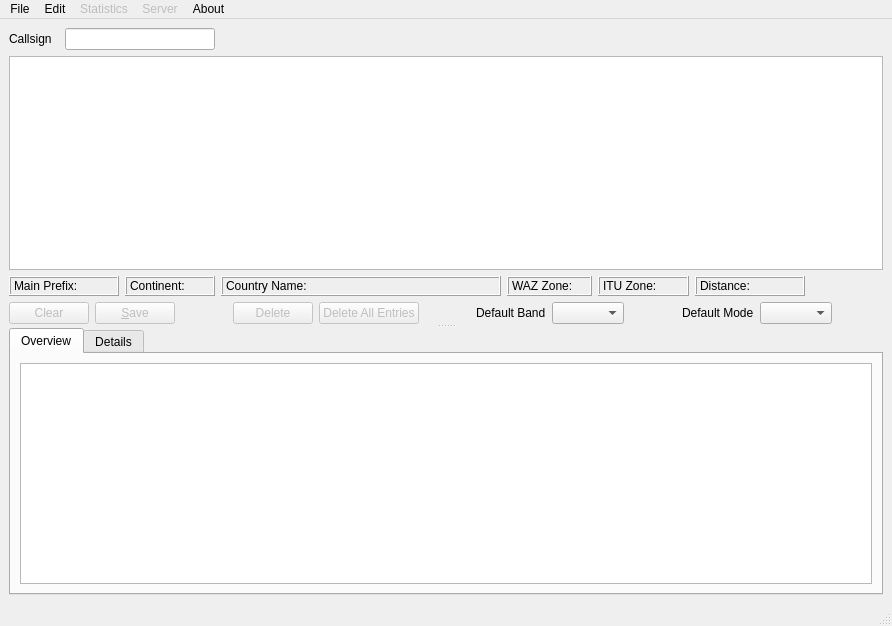
The window that src/gui/linlogbook.ui (dl1ksv/linlogbook) describes before a commit, drawn with Qt 5.
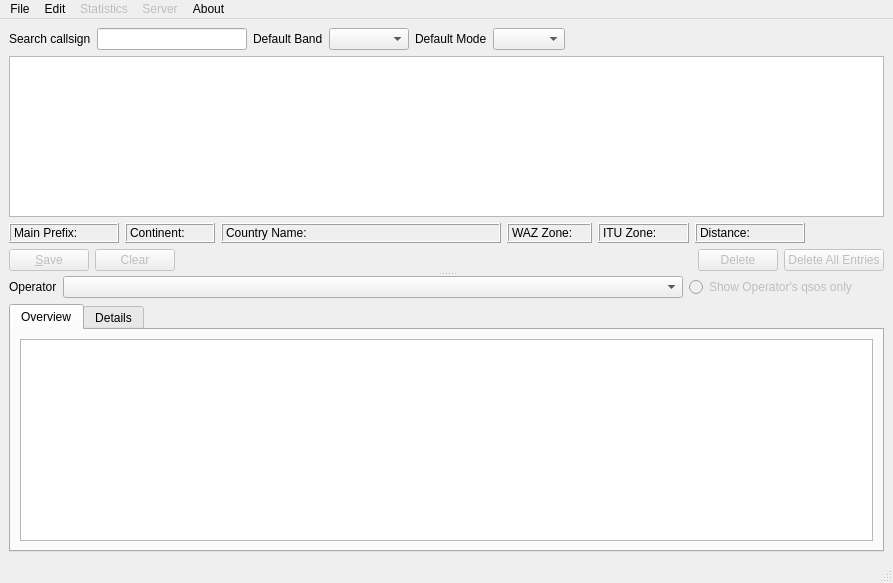
The same window after the commit. Icons and pictures are not drawn. Custom widgets are drawn as their Qt base class.

Commit message: Enabling different operators

What changed in the file:
```diff
--- a/src/gui/linlogbook.ui
+++ b/src/gui/linlogbook.ui
@@ -7,8 +7,8 @@
    <rect>
     <x>0</x>
     <y>0</y>
-    <width>892</width>
-    <height>626</height>
+    <width>893</width>
+    <height>583</height>
    </rect>
   </property>
   <property name="sizePolicy">
@@ -56,16 +56,34 @@
    <layout class="QGridLayout" name="gridLayout">
     <item row="0" column="0">
      <widget class="QSplitter" name="splitter">
+      <property name="cursor">
+       <cursorShape>ArrowCursor</cursorShape>
+      </property>
+      <property name="frameShape">
+       <enum>QFrame::NoFrame</enum>
+      </property>
+      <property name="frameShadow">
+       <enum>QFrame::Plain</enum>
+      </property>
+      <property name="lineWidth">
+       <number>1</number>
+      </property>
+      <property name="midLineWidth">
+       <number>0</number>
+      </property>
       <property name="orientation">
        <enum>Qt::Vertical</enum>
       </property>
+      <property name="handleWidth">
+       <number>5</number>
+      </property>
       <property name="childrenCollapsible">
        <bool>false</bool>
       </property>
       <widget class="QWidget" name="layoutWidget">
        <layout class="QVBoxLayout" name="verticalLayout_2">
         <item>
-         <layout class="QHBoxLayout">
+         <layout class="QHBoxLayout" name="horizontalLayout_2">
           <item>
            <widget class="QLabel" name="label">
             <property name="sizePolicy">
@@ -81,7 +99,7 @@
              </size>
             </property>
             <property name="text">
-             <string>Callsign</string>
+             <string>Search callsign</string>
             </property>
             <property name="textFormat">
              <enum>Qt::PlainText</enum>
@@ -102,6 +120,12 @@
           </item>
           <item>
            <widget class="QLineEdit" name="findCallsign">
+            <property name="minimumSize">
+             <size>
+              <width>100</width>
+              <height>0</height>
+             </size>
+            </property>
             <property name="maximumSize">
              <size>
               <width>150</width>
@@ -110,6 +134,48 @@
             </property>
            </widget>
           </item>
+          <item>
+           <widget class="QLabel" name="label_2">
+            <property name="sizePolicy">
+             <sizepolicy hsizetype="Minimum" vsizetype="Fixed">
+              <horstretch>0</horstretch>
+              <verstretch>0</verstretch>
+             </sizepolicy>
+            </property>
+            <property name="text">
+             <string>Default Band</string>
+            </property>
+           </widget>
+          </item>
+          <item>
+           <widget class="QComboBox" name="defaultBand">
+            <property name="minimumSize">
+             <size>
+              <width>80</width>
+              <height>0</height>
+             </size>
+            </property>
+            <property name="sizeAdjustPolicy">
+             <enum>QComboBox::AdjustToMinimumContentsLength</enum>
+            </property>
+           </widget>
+          </item>
+          <item>
+           <widget class="QLabel" name="label_3">
+            <property name="sizePolicy">
+             <sizepolicy hsizetype="Minimum" vsizetype="Fixed">
+              <horstretch>0</horstretch>
+              <verstretch>0</verstretch>
+             </sizepolicy>
+            </property>
+            <property name="text">
+             <string>Default Mode</string>
+            </property>
+           </widget>
+          </item>
+          <item>
+           <widget class="QComboBox" name="defaultMode"/>
+          </item>
           <item>
            <spacer>
             <property name="orientation">
@@ -117,7 +183,7 @@
             </property>
             <property name="sizeHint" stdset="0">
              <size>
-              <width>451</width>
+              <width>13</width>
               <height>20</height>
              </size>
             </property>
@@ -307,40 +373,6 @@
         </item>
         <item>
          <layout class="QHBoxLayout" name="horizontalLayout">
-          <item>
-           <widget class="QPushButton" name="clearRecord">
-            <property name="enabled">
-             <bool>false</bool>
-            </property>
-            <property name="sizePolicy">
-             <sizepolicy hsizetype="Preferred" vsizetype="Fixed">
-              <horstretch>0</horstretch>
-              <verstretch>0</verstretch>
-             </sizepolicy>
-            </property>
-            <property name="minimumSize">
-             <size>
-              <width>40</width>
-              <height>20</height>
-             </size>
-            </property>
-            <property name="sizeIncrement">
-             <size>
-              <width>0</width>
-              <height>0</height>
-             </size>
-            </property>
-            <property name="baseSize">
-             <size>
-              <width>40</width>
-              <height>20</height>
-             </size>
-            </property>
-            <property name="text">
-             <string>Clear</string>
-            </property>
-           </widget>
-          </item>
           <item>
            <widget class="QPushButton" name="saveRecord">
             <property name="enabled">
@@ -384,6 +416,40 @@
             </property>
            </widget>
           </item>
+          <item>
+           <widget class="QPushButton" name="clearRecord">
+            <property name="enabled">
+             <bool>false</bool>
+            </property>
+            <property name="sizePolicy">
+             <sizepolicy hsizetype="Preferred" vsizetype="Fixed">
+              <horstretch>0</horstretch>
+              <verstretch>0</verstretch>
+             </sizepolicy>
+            </property>
+            <property name="minimumSize">
+             <size>
+              <width>40</width>
+              <height>20</height>
+             </size>
+            </property>
+            <property name="sizeIncrement">
+             <size>
+              <width>0</width>
+              <height>0</height>
+             </size>
+            </property>
+            <property name="baseSize">
+             <size>
+              <width>40</width>
+              <height>20</height>
+             </size>
+            </property>
+            <property name="text">
+             <string>Clear</string>
+            </property>
+           </widget>
+          </item>
           <item>
            <spacer>
             <property name="orientation">
@@ -447,72 +513,61 @@
             </property>
            </widget>
           </item>
-          <item>
-           <spacer>
-            <property name="orientation">
-             <enum>Qt::Horizontal</enum>
-            </property>
-            <property name="sizeHint" stdset="0">
-             <size>
-              <width>30</width>
-              <height>20</height>
-             </size>
-            </property>
-           </spacer>
-          </item>
+         </layout>
+        </item>
+       </layout>
+      </widget>
+      <widget class="QWidget" name="layoutWidget">
+       <layout class="QVBoxLayout" name="verticalLayout_3">
           <item>
-           <widget class="QLabel" name="label_2">
-            <property name="sizePolicy">
-             <sizepolicy hsizetype="MinimumExpanding" vsizetype="Fixed">
-              <horstretch>0</horstretch>
-              <verstretch>0</verstretch>
-             </sizepolicy>
-            </property>
+         <layout class="QHBoxLayout" name="horizontalLayout_3">
+          <item>
+           <widget class="QLabel" name="localOp">
             <property name="text">
-             <string>Default Band</string>
+             <string>Operator</string>
             </property>
            </widget>
           </item>
           <item>
-           <widget class="QComboBox" name="defaultBand"/>
-          </item>
-          <item>
-           <spacer name="horizontalSpacer">
-            <property name="orientation">
-             <enum>Qt::Horizontal</enum>
+           <widget class="QComboBox" name="opCallsign">
+            <property name="minimumSize">
+             <size>
+              <width>200</width>
+              <height>0</height>
+             </size>
             </property>
-            <property name="sizeHint" stdset="0">
+            <property name="maximumSize">
              <size>
-              <width>40</width>
-              <height>20</height>
+              <width>620</width>
+              <height>16777215</height>
              </size>
             </property>
-           </spacer>
+            <property name="sizeAdjustPolicy">
+             <enum>QComboBox::AdjustToContents</enum>
+            </property>
+            <property name="minimumContentsLength">
+             <number>100</number>
+            </property>
+           </widget>
           </item>
           <item>
-           <widget class="QLabel" name="label_3">
-            <property name="sizePolicy">
-             <sizepolicy hsizetype="MinimumExpanding" vsizetype="Fixed">
-              <horstretch>0</horstretch>
-              <verstretch>0</verstretch>
-             </sizepolicy>
+           <widget class="QRadioButton" name="showAllQsos">
+            <property name="enabled">
+             <bool>false</bool>
             </property>
             <property name="text">
-             <string>Default Mode</string>
+             <string>Show Operator's qsos only</string>
             </property>
            </widget>
           </item>
           <item>
-           <widget class="QComboBox" name="defaultMode"/>
-          </item>
-          <item>
-           <spacer>
+           <spacer name="horizontalSpacer_2">
             <property name="orientation">
              <enum>Qt::Horizontal</enum>
             </property>
             <property name="sizeHint" stdset="0">
              <size>
-              <width>40</width>
+              <width>10</width>
               <height>20</height>
              </size>
             </property>
@@ -520,8 +575,7 @@
           </item>
          </layout>
         </item>
-       </layout>
-      </widget>
+        <item>
       <widget class="QTabWidget" name="differentViews">
        <property name="currentIndex">
         <number>0</number>
@@ -578,6 +632,9 @@
         </layout>
        </widget>
       </widget>
+        </item>
+       </layout>
+      </widget>
      </widget>
     </item>
    </layout>
@@ -587,8 +644,8 @@
     <rect>
      <x>0</x>
      <y>0</y>
-     <width>892</width>
-     <height>22</height>
+     <width>893</width>
+     <height>19</height>
     </rect>
    </property>
    <property name="defaultUp">
```
Left out of the diff: 59 changed lines with no effect on the pictures. Lines whose indentation alone changed are shown as unchanged. The commit also changes 17 other files.
